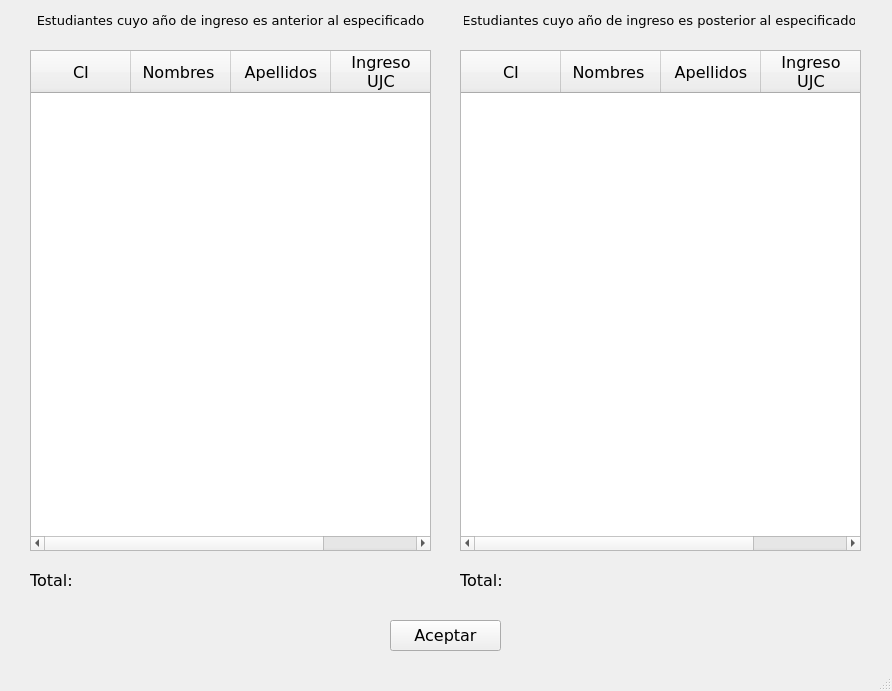
First picture: the form in Proyecto_Optativa/UfrmDonationUpdated.ui, repository RedAlf121/ProyectoFicherosCpp, before the edit.
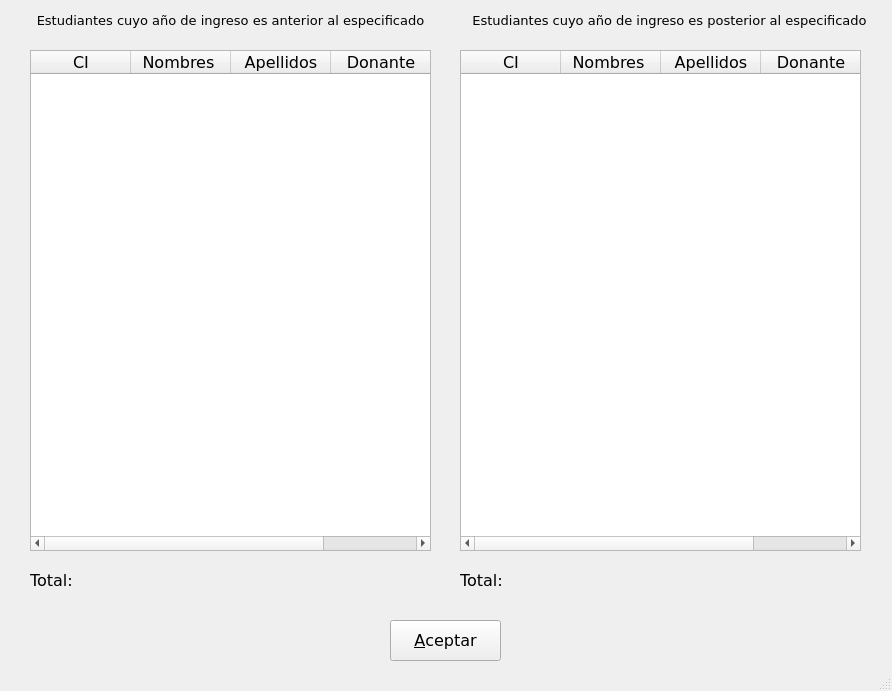
Second picture: the form after the edit. Icons and pictures are not drawn.

The edit to the form file:
```diff
--- a/Proyecto_Optativa/UfrmDonationUpdated.ui
+++ b/Proyecto_Optativa/UfrmDonationUpdated.ui
@@ -26,11 +26,21 @@
       <x>390</x>
       <y>620</y>
       <width>111</width>
-      <height>31</height>
+      <height>41</height>
      </rect>
     </property>
     <property name="text">
-     <string>Aceptar</string>
+     <string>&amp;Aceptar</string>
+    </property>
+    <property name="icon">
+     <iconset>
+      <normaloff>Resources/accept_32.png</normaloff>Resources/accept_32.png</iconset>
+    </property>
+    <property name="iconSize">
+     <size>
+      <width>32</width>
+      <height>32</height>
+     </size>
     </property>
    </widget>
    <widget class="QLabel" name="labelTotalMinorDonation">
@@ -93,8 +103,7 @@
     </column>
     <column>
      <property name="text">
-      <string>Ingreso
-UJC</string>
+      <string>Donante</string>
      </property>
      <property name="textAlignment">
       <set>AlignHCenter|AlignVCenter|AlignCenter</set>
@@ -128,7 +137,7 @@
      <rect>
       <x>464</x>
       <y>10</y>
-      <width>391</width>
+      <width>411</width>
       <height>20</height>
      </rect>
     </property>
@@ -186,8 +195,7 @@
     </column>
     <column>
      <property name="text">
-      <string>Ingreso
-UJC</string>
+      <string>Donante</string>
      </property>
      <property name="textAlignment">
       <set>AlignHCenter|AlignVCenter|AlignCenter</set>
```
Left out of the diff: 9 changed lines with no effect on the pictures.
